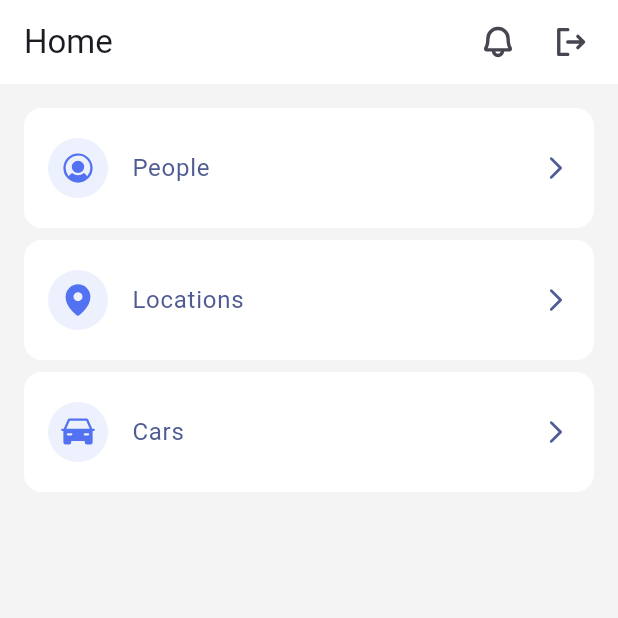
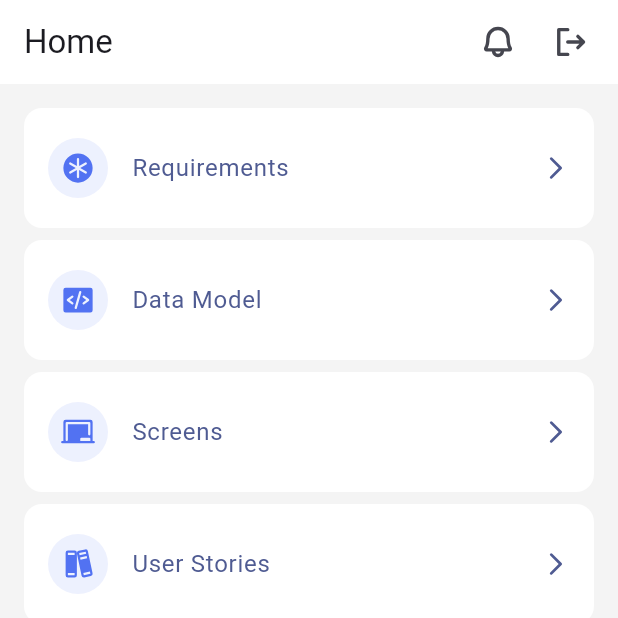
Before and after one commit to joelmagoun/AppRM, a Flutter app: the HomePage screen opened by its route, on a phone screen of 412 x 824 dp, the top half of it. Run offline on Flutter 3.47's test engine with Material 3 defaults, Android fonts, the phone set to English and light mode, and no system bars; our stand-ins replace built_collection, built_value, easy_debounce, flutter_easyloading, flutter_riverpod, go_router and 6 more; missing offline and left inert: cached_query_flutter, flutter_appauth, pkce, powersync, powersync_attachments_helper, pull_down_button and 1 more; accounts and stored records are empty; statements that could not run were skipped.

Commit message:
Adding new icon files and updating the home page - 1.0.3.0

```diff
--- a/apps/apprm/flutter_launcher_icons.yaml
+++ b/apps/apprm/flutter_launcher_icons.yaml
@@ -2,5 +2,5 @@ flutter_launcher_icons:
   android: "launcher_icon"
   ios: true
   remove_alpha_ios: true
-  image_path: "assets/images/logo.png"
+  image_path: "assets/images/AppRM.png"
   min_sdk_android: 21 # android min sdk min:16, default 21
--- a/apps/apprm/lib/features/home/pages/home_page.dart
+++ b/apps/apprm/lib/features/home/pages/home_page.dart
@@ -19,16 +19,21 @@ class HomePage extends StatefulWidget {
 class _HomePageState extends State<HomePage> {
   final objectListData = [
     (
-      icon: PhosphorIconsFill.userCircle,
-      title: 'People',
+      icon: PhosphorIconsFill.asterisk,
+      title: 'Requirements',
       route: '/internal/people'
     ),
     (
-      icon: PhosphorIconsFill.mapPin,
-      title: 'Locations',
+      icon: PhosphorIconsFill.code,
+      title: 'Data Model',
       route: '/internal/locations'
     ),
-    (icon: PhosphorIconsFill.car, title: 'Cars', route: '/internal/cars')
+    (icon: PhosphorIconsFill.chalkboard, title: 'Screens', route: '/internal/cars'),
+    (
+      icon: PhosphorIconsFill.books,
+      title: 'User Stories',
+      route: '/internal/locations'
+    )
   ];
 
   @override
--- a/apps/apprm/pubspec.yaml
+++ b/apps/apprm/pubspec.yaml
@@ -1,7 +1,7 @@
 name: apprm
 description: "A new Flutter project."
 publish_to: "none"
-version: 1.0.2+0
+version: 1.0.3+0
 
 environment:
   sdk: ^3.5.0
```
Also changed, not shown: apps/apprm/assets/images/AppRM.png (added).
